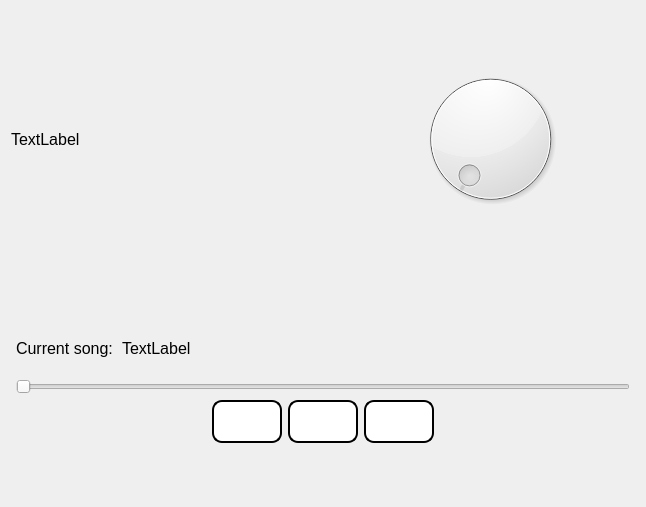
Above: UI/Media.ui from IsacRiccardo/SE_Project before the change. Below: the same form after it.
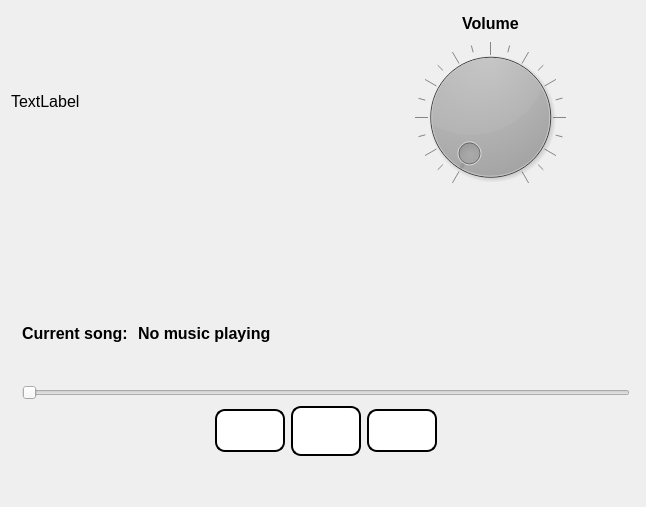
That is the form after the change. Icons and pictures are not drawn.

Commit message: Finalize Media page and logic

Diff of the .ui file:
```diff
--- a/UI/Media.ui
+++ b/UI/Media.ui
@@ -20,44 +20,7 @@
    <string>Media</string>
   </property>
   <layout class="QGridLayout" name="gridLayout">
-   <item row="1" column="3">
-    <layout class="QHBoxLayout" name="horizontalLayout_3">
-     <item>
-      <widget class="QLabel" name="ImageLabe">
-       <property name="text">
-        <string>TextLabel</string>
-       </property>
-      </widget>
-     </item>
-     <item>
-      <spacer name="horizontalSpacer">
-       <property name="orientation">
-        <enum>Qt::Horizontal</enum>
-       </property>
-       <property name="sizeType">
-        <enum>QSizePolicy::Fixed</enum>
-       </property>
-       <property name="sizeHint" stdset="0">
-        <size>
-         <width>40</width>
-         <height>20</height>
-        </size>
-       </property>
-      </spacer>
-     </item>
-     <item>
-      <widget class="QDial" name="VolumeDial">
-       <property name="maximumSize">
-        <size>
-         <width>16777215</width>
-         <height>150</height>
-        </size>
-       </property>
-      </widget>
-     </item>
-    </layout>
-   </item>
-   <item row="3" column="3">
+   <item row="2" column="1">
     <layout class="QVBoxLayout" name="verticalLayout_2">
      <property name="leftMargin">
       <number>5</number>
@@ -67,18 +30,22 @@
      </property>
      <item>
       <layout class="QHBoxLayout" name="horizontalLayout_2">
+       <property name="topMargin">
+        <number>40</number>
+       </property>
        <item>
         <widget class="QLabel" name="CurrentSongLabel">
          <property name="maximumSize">
           <size>
-           <width>100</width>
-           <height>50</height>
+           <width>110</width>
+           <height>16777215</height>
           </size>
          </property>
          <property name="font">
           <font>
            <family>Tahoma</family>
            <pointsize>12</pointsize>
+           <bold>true</bold>
           </font>
          </property>
          <property name="text">
@@ -88,14 +55,15 @@
        </item>
        <item>
         <widget class="QLabel" name="CurrentSong">
-         <property name="maximumSize">
-          <size>
-           <width>16777215</width>
-           <height>50</height>
-          </size>
+         <property name="font">
+          <font>
+           <family>Tahoma</family>
+           <pointsize>12</pointsize>
+           <bold>true</bold>
+          </font>
          </property>
          <property name="text">
-          <string>TextLabel</string>
+          <string>No music playing</string>
          </property>
         </widget>
        </item>
@@ -165,7 +133,7 @@
          <property name="minimumSize">
           <size>
            <width>70</width>
-           <height>40</height>
+           <height>50</height>
           </size>
          </property>
          <property name="font">
@@ -197,10 +165,13 @@
          </property>
          <property name="iconSize">
           <size>
-           <width>30</width>
-           <height>30</height>
+           <width>25</width>
+           <height>25</height>
           </size>
          </property>
+         <property name="checkable">
+          <bool>true</bool>
+         </property>
         </widget>
        </item>
        <item>
@@ -257,7 +228,7 @@
      </item>
     </layout>
    </item>
-   <item row="2" column="3">
+   <item row="1" column="1">
     <spacer name="verticalSpacer">
      <property name="orientation">
       <enum>Qt::Vertical</enum>
@@ -273,6 +244,104 @@
      </property>
     </spacer>
    </item>
+   <item row="0" column="0" colspan="2">
+    <layout class="QHBoxLayout" name="horizontalLayout_3">
+     <item>
+      <widget class="QLabel" name="ImageLabel">
+       <property name="text">
+        <string>TextLabel</string>
+       </property>
+      </widget>
+     </item>
+     <item>
+      <spacer name="horizontalSpacer">
+       <property name="orientation">
+        <enum>Qt::Horizontal</enum>
+       </property>
+       <property name="sizeType">
+        <enum>QSizePolicy::Fixed</enum>
+       </property>
+       <property name="sizeHint" stdset="0">
+        <size>
+         <width>40</width>
+         <height>20</height>
+        </size>
+       </property>
+      </spacer>
+     </item>
+     <item>
+      <layout class="QVBoxLayout" name="verticalLayout">
+       <item>
+        <widget class="QLabel" name="VolumeLabel">
+         <property name="maximumSize">
+          <size>
+           <width>16777215</width>
+           <height>25</height>
+          </size>
+         </property>
+         <property name="font">
+          <font>
+           <family>Tahoma</family>
+           <pointsize>12</pointsize>
+           <bold>true</bold>
+          </font>
+         </property>
+         <property name="text">
+          <string>Volume</string>
+         </property>
+         <property name="alignment">
+          <set>Qt::AlignCenter</set>
+         </property>
+        </widget>
+       </item>
+       <item>
+        <widget class="QDial" name="VolumeDial">
+         <property name="maximumSize">
+          <size>
+           <width>16777215</width>
+           <height>150</height>
+          </size>
+         </property>
+         <property name="styleSheet">
+          <string notr="true">background-color: rgb(0, 0, 0);</string>
+         </property>
+         <property name="maximum">
+          <number>100</number>
+         </property>
+         <property name="invertedControls">
+          <bool>false</bool>
+         </property>
+         <property name="wrapping">
+          <bool>false</bool>
+         </property>
+         <property name="notchTarget">
+          <double>5.000000000000000</double>
+         </property>
+         <property name="notchesVisible">
+          <bool>true</bool>
+         </property>
+        </widget>
+       </item>
+      </layout>
+     </item>
+    </layout>
+   </item>
+   <item row="3" column="1">
+    <spacer name="verticalSpacer_2">
+     <property name="orientation">
+      <enum>Qt::Vertical</enum>
+     </property>
+     <property name="sizeType">
+      <enum>QSizePolicy::Fixed</enum>
+     </property>
+     <property name="sizeHint" stdset="0">
+      <size>
+       <width>20</width>
+       <height>40</height>
+      </size>
+     </property>
+    </spacer>
+   </item>
   </layout>
  </widget>
  <resources>
```
Left out of the diff: 7 changed lines with no effect on the pictures. The commit also changes 13 other files.
